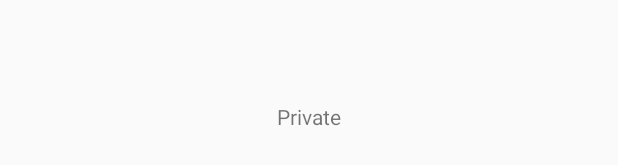
After one commit to ronandoyle/ListBuddy, an Android app: the layout fragment_private_list.xml on its own in the app's theme, with its tools: preview values and no code run, on a phone screen of 412 x 824 dp. The commit adds this screen. Shown: the part 501-666 px from the top of the screen. Run offline under Robolectric (Android 15) with nearby library versions, the phone set to English and light mode, and no system bars.

Commit message:
Created visual fragment indicators as a test that the bottom bar selection works. Improved the adding of the fragments.

```diff
--- a/app/src/main/java/nanorstudios/ie/listbuddy/ListFragment.java
+++ b/app/src/main/java/nanorstudios/ie/listbuddy/ListFragment.java
@@ -1,7 +1,12 @@
 package nanorstudios.ie.listbuddy;
 
 
+import android.os.Bundle;
+import android.support.annotation.Nullable;
 import android.support.v4.app.Fragment;
+import android.view.LayoutInflater;
+import android.view.View;
+import android.view.ViewGroup;
 
 /**
  * A Fragment to maintain the lists.
--- /dev/null
+++ b/app/src/main/res/layout/fragment_private_list.xml
@@ -0,0 +1,14 @@
+<?xml version="1.0" encoding="utf-8"?>
+<RelativeLayout xmlns:android="http://schemas.android.com/apk/res/android"
+                android:layout_width="match_parent"
+                android:layout_height="match_parent">
+
+    <!--<include layout="@layout/content_main"/>-->
+
+    <TextView
+        android:layout_width="wrap_content"
+        android:layout_height="wrap_content"
+        android:layout_centerInParent="true"
+        android:text="Private"/>
+
+</RelativeLayout>
```
Also changed, not shown: app/src/main/java/nanorstudios/ie/listbuddy/GroupListFragment.java (+12 -0 lines), app/src/main/java/nanorstudios/ie/listbuddy/MainActivity.java (+4 -4 lines), app/src/main/java/nanorstudios/ie/listbuddy/PrivateListFragment.java (+12 -0 lines), app/src/main/res/layout/fragment_group_list.xml (added, +12 -0 lines).
